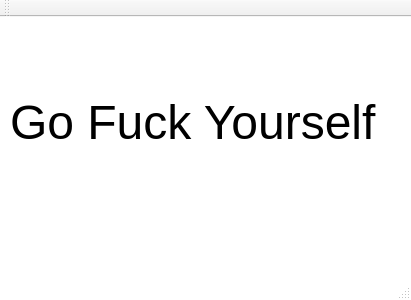
This is client/src/MainWindow.ui in name1e5s/MemoryGame as Qt 5 draws it before an edit. The edited form follows.
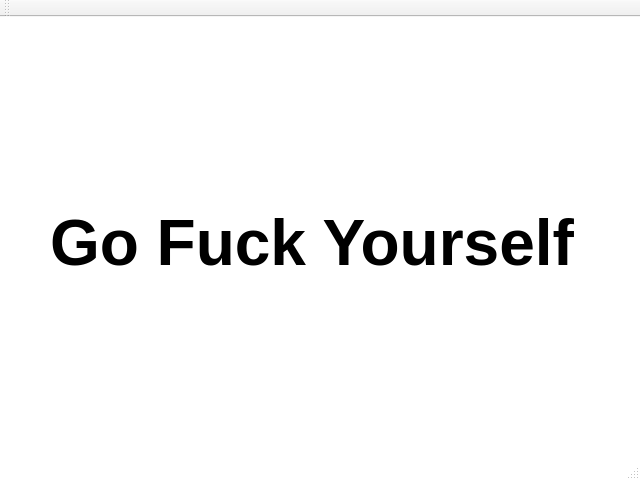
This is the edited form.

Commit message: MainWindow: Bigger than Bigger

What changed in the file:
```diff
--- a/client/src/MainWindow.ui
+++ b/client/src/MainWindow.ui
@@ -6,20 +6,20 @@
    <rect>
     <x>0</x>
     <y>0</y>
-    <width>411</width>
-    <height>300</height>
+    <width>640</width>
+    <height>480</height>
    </rect>
   </property>
   <property name="minimumSize">
    <size>
-    <width>411</width>
-    <height>300</height>
+    <width>640</width>
+    <height>480</height>
    </size>
   </property>
   <property name="maximumSize">
    <size>
-    <width>411</width>
-    <height>300</height>
+    <width>640</width>
+    <height>480</height>
    </size>
   </property>
   <property name="font">
@@ -42,15 +42,17 @@
    <widget class="QLabel" name="label">
     <property name="geometry">
      <rect>
-      <x>10</x>
-      <y>70</y>
-      <width>401</width>
+      <x>50</x>
+      <y>190</y>
+      <width>541</width>
       <height>71</height>
      </rect>
     </property>
     <property name="font">
      <font>
-      <pointsize>36</pointsize>
+      <pointsize>48</pointsize>
+      <weight>75</weight>
+      <bold>true</bold>
      </font>
     </property>
     <property name="text">
```
The commit also changes 2 other files.
